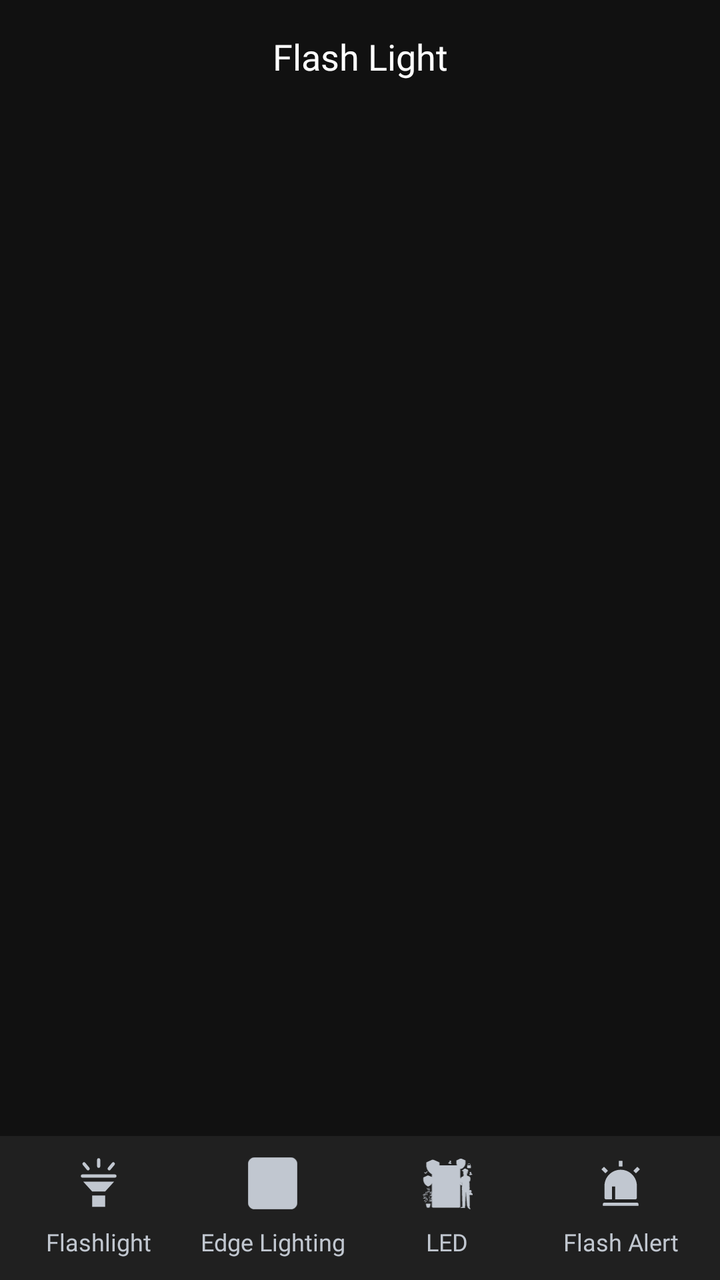
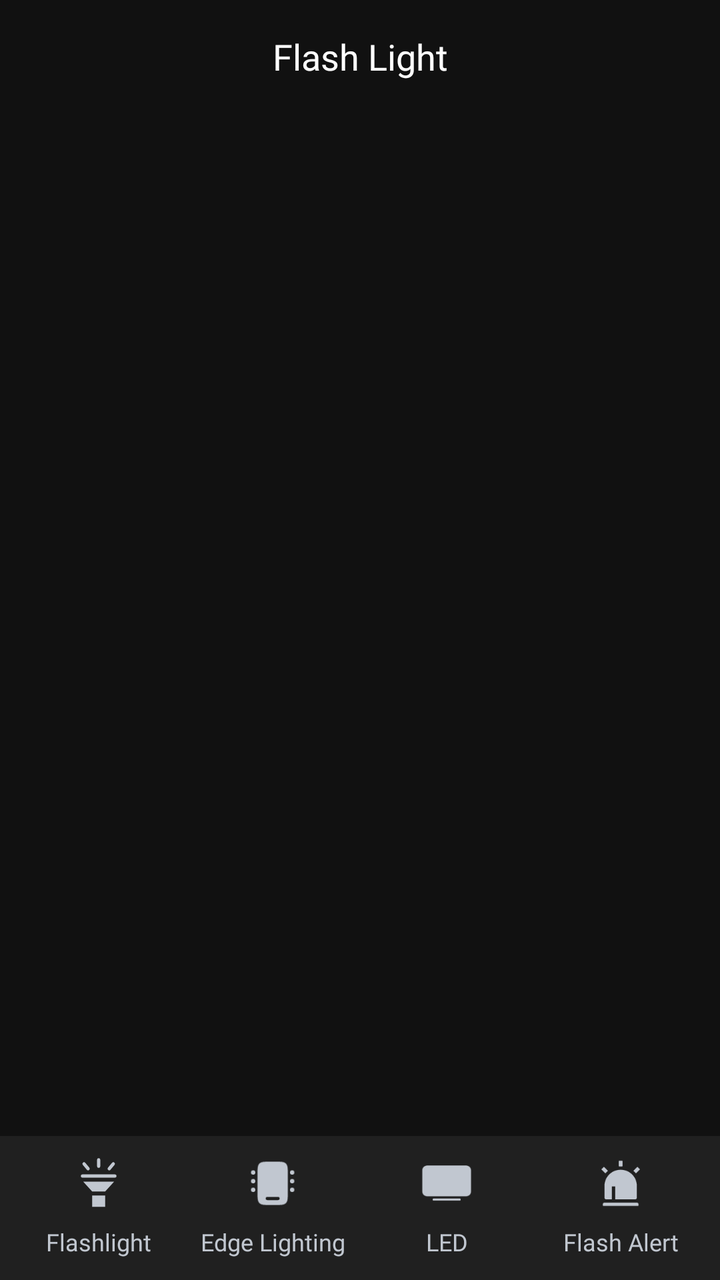

Screens rendered from an Android XML layout before and after an edit, with the pre-edit source and the edit as a unified diff.
<!-- AndroidManifest.xml: application theme Theme.Flashlight -->
<!-- res/layout/activity_main.xml -->
<?xml version="1.0" encoding="utf-8"?>
<LinearLayout xmlns:android="http://schemas.android.com/apk/res/android"
    xmlns:app="http://schemas.android.com/apk/res-auto"
    xmlns:tools="http://schemas.android.com/tools"
    android:id="@+id/main"
    android:layout_width="match_parent"
    android:layout_height="match_parent"
    android:background="#111111"
    android:orientation="vertical"
    tools:context=".component.main.MainActivity">

    <TextView
        android:id="@+id/screen_title"
        android:layout_width="match_parent"
        android:layout_height="wrap_content"
        android:paddingTop="@dimen/size16"
        android:paddingBottom="@dimen/size8"
        android:gravity="center"
        android:fontFamily="@font/plusjakartasans_semibold"
        android:text="@string/app_name"
        android:textColor="#FFFFFF"
        android:textSize="@dimen/text_size_18" />

    <androidx.viewpager2.widget.ViewPager2
        android:id="@+id/main_pager"
        android:layout_width="match_parent"
        android:layout_height="0dp"
        android:layout_weight="1" />

    <LinearLayout
        android:layout_width="match_parent"
        android:layout_height="@dimen/size72"
        android:background="#202020"
        android:paddingStart="@dimen/size6"
        android:paddingTop="@dimen/size8"
        android:paddingEnd="@dimen/size6"
        android:paddingBottom="@dimen/size8">

        <LinearLayout
            android:id="@+id/tab_flash"
            android:layout_width="0dp"
            android:layout_height="match_parent"
            android:layout_marginStart="0dp"
            android:layout_weight="1"
            android:background="?attr/selectableItemBackground"
            android:clickable="true"
            android:focusable="true"
            android:gravity="center"
            android:orientation="vertical">

            <ImageView
                android:layout_width="@dimen/size26"
                android:layout_height="@dimen/size26"
                android:duplicateParentState="true"
                android:importantForAccessibility="no"
                android:src="@drawable/ic_flashlight"
                app:tint="@color/control_tint" />

            <TextView
                android:layout_width="match_parent"
                android:layout_height="wrap_content"
                android:layout_marginTop="@dimen/size8"
                android:duplicateParentState="true"
                android:fontFamily="@font/plusjakartasans_medium"
                android:gravity="center"
                android:text="@string/flashlight_tab"
                android:textColor="@color/control_tint"
                android:textSize="@dimen/text_size_12" />
        </LinearLayout>

        <LinearLayout
            android:id="@+id/tab_edge"
            android:layout_width="0dp"
            android:layout_height="match_parent"
            android:layout_marginStart="0dp"
            android:layout_weight="1"
            android:background="?attr/selectableItemBackground"
            android:clickable="true"
            android:focusable="true"
            android:gravity="center"
            android:orientation="vertical">

            <ImageView
                android:layout_width="@dimen/size26"
                android:layout_height="@dimen/size26"
                android:duplicateParentState="true"
                android:importantForAccessibility="no"
                android:src="@drawable/ic_conect"
                app:tint="@color/control_tint" />

            <TextView
                android:layout_width="match_parent"
                android:layout_height="wrap_content"
                android:layout_marginTop="@dimen/size8"
                android:duplicateParentState="true"
                android:fontFamily="@font/plusjakartasans_medium"
                android:gravity="center"
                android:text="@string/edge_lighting"
                android:textColor="@color/control_tint"
                android:textSize="@dimen/text_size_12" />
        </LinearLayout>

        <LinearLayout
            android:id="@+id/tab_led"
            android:layout_width="0dp"
            android:layout_height="match_parent"
            android:layout_marginStart="0dp"
            android:layout_weight="1"
            android:background="?attr/selectableItemBackground"
            android:clickable="true"
            android:focusable="true"
            android:gravity="center"
            android:orientation="vertical">

            <ImageView
                android:layout_width="@dimen/size26"
                android:layout_height="@dimen/size26"
                android:duplicateParentState="true"
                android:importantForAccessibility="no"
                android:src="@drawable/ic_permission"
                app:tint="@color/control_tint" />

            <TextView
                android:layout_width="match_parent"
                android:layout_height="wrap_content"
                android:layout_marginTop="@dimen/size8"
                android:duplicateParentState="true"
                android:fontFamily="@font/plusjakartasans_medium"
                android:gravity="center"
                android:text="@string/led"
                android:textColor="@color/control_tint"
                android:textSize="@dimen/text_size_12" />
        </LinearLayout>

        <LinearLayout
            android:id="@+id/tab_alert"
            android:layout_width="0dp"
            android:layout_height="match_parent"
            android:layout_marginStart="0dp"
            android:layout_weight="1"
            android:background="?attr/selectableItemBackground"
            android:clickable="true"
            android:focusable="true"
            android:gravity="center"
            android:orientation="vertical">

            <ImageView
                android:layout_width="@dimen/size26"
                android:layout_height="@dimen/size26"
                android:duplicateParentState="true"
                android:importantForAccessibility="no"
                android:src="@drawable/ic_sos"
                app:tint="@color/control_tint" />

            <TextView
                android:layout_width="match_parent"
                android:layout_height="wrap_content"
                android:layout_marginTop="@dimen/size8"
                android:duplicateParentState="true"
                android:fontFamily="@font/plusjakartasans_medium"
                android:gravity="center"
                android:text="@string/flash_alert"
                android:textColor="@color/control_tint"
                android:textSize="@dimen/text_size_12" />
        </LinearLayout>
    </LinearLayout>
</LinearLayout>
<!-- resources referenced by this layout -->
<resources>
  <dimen name="size16">16dp</dimen>
  <dimen name="size26">26dp</dimen>
  <dimen name="size6">6dp</dimen>
  <dimen name="size72">72dp</dimen>
  <dimen name="size8">8dp</dimen>
  <dimen name="text_size_12">12sp</dimen>
  <dimen name="text_size_18">18sp</dimen>
  <!-- drawable ic_conect (drawable) -->
  <vector xmlns:android="http://schemas.android.com/apk/res/android"
      android:width="153dp"
      android:height="162dp"
      android:viewportWidth="153"
      android:viewportHeight="162">
    <path
        android:pathData="M20,0.41H133C143.82,0.41 152.59,9.18 152.59,20V142C152.59,152.82 143.82,161.59 133,161.59H20C9.18,161.59 0.41,152.82 0.41,142V20C0.41,9.18 9.18,0.41 20,0.41Z"
        android:fillColor="#22262C"/>
    <path
        android:pathData="M20,0.41H133C143.82,0.41 152.59,9.18 152.59,20V142C152.59,152.82 143.82,161.59 133,161.59H20C9.18,161.59 0.41,152.82 0.41,142V20C0.41,9.18 9.18,0.41 20,0.41Z"
        android:strokeWidth="0.826196"
        android:fillColor="#00000000"
        android:strokeColor="#36394A"/>
    <path
        android:pathData="M23.49,67.4C37.89,53.74 56.98,46.13 76.83,46.16M98.16,38.16L119.49,59.49M119.49,38.16L98.16,59.49M114.16,85.63C93.54,65 60.11,65 39.49,85.63M98.16,103C92.5,97.34 84.83,94.16 76.83,94.16C68.82,94.16 61.15,97.34 55.49,103M76.83,119.49V116.83"
        android:strokeLineJoin="round"
        android:strokeWidth="8"
        android:fillColor="#00000000"
        android:strokeColor="#FFD54F"
        android:strokeLineCap="round"/>
  </vector>
  <!-- drawable ic_flashlight (drawable) -->
  <vector xmlns:android="http://schemas.android.com/apk/res/android" android:width="24dp" android:height="24dp" android:viewportWidth="64" android:viewportHeight="64">
  <path android:strokeColor="#FFD54F" android:strokeWidth="4" android:strokeLineCap="round" android:pathData="M32,3L32,11M14,8L19,14M50,8L45,14M12,23L52,23"/>
  <path android:fillColor="#FFD54F" android:pathData="M13,30L51,30L40,42L24,42ZM24,47L40,47L40,61L24,61Z"/>
  </vector>
  <!-- drawable ic_permission: vector/xml drawable (drawable, 80271 chars, omitted) -->
  <!-- drawable ic_sos: vector/xml drawable (drawable, 2207 chars, omitted) -->
  <string name="app_name">Flash Light</string>
  <string name="edge_lighting">Edge Lighting</string>
  <string name="flash_alert">Flash Alert</string>
  <string name="flashlight_tab">Flashlight</string>
  <string name="led">LED</string>
  <style name="Theme.Flashlight" parent="Base.Theme.Flashlight" />
  <style name="Base.Theme.Flashlight" parent="Theme.Material3.DayNight.NoActionBar">
          
          
      </style>
</resources>

<!-- the commit's change to res/layout/activity_main.xml (unified diff, before → after) -->
@@ -85,7 +85,7 @@
                 android:layout_height="@dimen/size26"
                 android:duplicateParentState="true"
                 android:importantForAccessibility="no"
-                android:src="@drawable/ic_conect"
+                android:src="@drawable/ic_edge_off"
                 app:tint="@color/control_tint" />
 
             <TextView
@@ -117,7 +117,7 @@
                 android:layout_height="@dimen/size26"
                 android:duplicateParentState="true"
                 android:importantForAccessibility="no"
-                android:src="@drawable/ic_permission"
+                android:src="@drawable/ic_led_off"
                 app:tint="@color/control_tint" />
 
             <TextView
<!-- resource entries referenced after the edit -->
@@ -7,34 +7,59 @@
   <dimen name="size8">8dp</dimen>
   <dimen name="text_size_12">12sp</dimen>
   <dimen name="text_size_18">18sp</dimen>
-  <!-- drawable ic_conect (drawable) -->
+  <!-- drawable ic_edge_off (drawable) -->
   <vector xmlns:android="http://schemas.android.com/apk/res/android"
-      android:width="153dp"
-      android:height="162dp"
-      android:viewportWidth="153"
-      android:viewportHeight="162">
+      android:width="24dp"
+      android:height="24dp"
+      android:viewportWidth="24"
+      android:viewportHeight="24">
     <path
-        android:pathData="M20,0.41H133C143.82,0.41 152.59,9.18 152.59,20V142C152.59,152.82 143.82,161.59 133,161.59H20C9.18,161.59 0.41,152.82 0.41,142V20C0.41,9.18 9.18,0.41 20,0.41Z"
-        android:fillColor="#22262C"/>
+        android:pathData="M5.879,2.879C5,3.757 5,5.172 5,8V16C5,18.828 5,20.243 5.879,21.121C6.758,22 8.172,22 11,22H13C15.829,22 17.243,22 18.122,21.121C19,20.243 19,18.828 19,16V8C19,5.172 19,3.757 18.122,2.879C17.243,2 15.829,2 13,2H11C8.172,2 6.758,2 5.879,2.879ZM9.5,18.25C9.086,18.25 8.75,18.586 8.75,19C8.75,19.414 9.086,19.75 9.5,19.75H14.5C14.915,19.75 15.25,19.414 15.25,19C15.25,18.586 14.915,18.25 14.5,18.25H9.5Z"
+        android:fillColor="#C1C7D0"
+        android:fillType="evenOdd"/>
     <path
-        android:pathData="M20,0.41H133C143.82,0.41 152.59,9.18 152.59,20V142C152.59,152.82 143.82,161.59 133,161.59H20C9.18,161.59 0.41,152.82 0.41,142V20C0.41,9.18 9.18,0.41 20,0.41Z"
-        android:strokeWidth="0.826196"
-        android:fillColor="#00000000"
-        android:strokeColor="#36394A"/>
+        android:pathData="M21,7m-1,0a1,1 0,1 1,2 0a1,1 0,1 1,-2 0"
+        android:fillColor="#C1C7D0"/>
     <path
-        android:pathData="M23.49,67.4C37.89,53.74 56.98,46.13 76.83,46.16M98.16,38.16L119.49,59.49M119.49,38.16L98.16,59.49M114.16,85.63C93.54,65 60.11,65 39.49,85.63M98.16,103C92.5,97.34 84.83,94.16 76.83,94.16C68.82,94.16 61.15,97.34 55.49,103M76.83,119.49V116.83"
-        android:strokeLineJoin="round"
-        android:strokeWidth="8"
-        android:fillColor="#00000000"
-        android:strokeColor="#FFD54F"
-        android:strokeLineCap="round"/>
+        android:pathData="M3,7m-1,0a1,1 0,1 1,2 0a1,1 0,1 1,-2 0"
+        android:fillColor="#C1C7D0"/>
+    <path
+        android:pathData="M21,11m-1,0a1,1 0,1 1,2 0a1,1 0,1 1,-2 0"
+        android:fillColor="#C1C7D0"/>
+    <path
+        android:pathData="M3,11m-1,0a1,1 0,1 1,2 0a1,1 0,1 1,-2 0"
+        android:fillColor="#C1C7D0"/>
+    <path
+        android:pathData="M21,15m-1,0a1,1 0,1 1,2 0a1,1 0,1 1,-2 0"
+        android:fillColor="#C1C7D0"/>
+    <path
+        android:pathData="M3,15m-1,0a1,1 0,1 1,2 0a1,1 0,1 1,-2 0"
+        android:fillColor="#C1C7D0"/>
   </vector>
   <!-- drawable ic_flashlight (drawable) -->
   <vector xmlns:android="http://schemas.android.com/apk/res/android" android:width="24dp" android:height="24dp" android:viewportWidth="64" android:viewportHeight="64">
   <path android:strokeColor="#FFD54F" android:strokeWidth="4" android:strokeLineCap="round" android:pathData="M32,3L32,11M14,8L19,14M50,8L45,14M12,23L52,23"/>
   <path android:fillColor="#FFD54F" android:pathData="M13,30L51,30L40,42L24,42ZM24,47L40,47L40,61L24,61Z"/>
   </vector>
-  <!-- drawable ic_permission: vector/xml drawable (drawable, 80271 chars, omitted) -->
+  <!-- drawable ic_led_off (drawable) -->
+  <vector xmlns:android="http://schemas.android.com/apk/res/android"
+      android:width="24dp"
+      android:height="24dp"
+      android:viewportWidth="24"
+      android:viewportHeight="24">
+    <path
+        android:pathData="M20.993,18H3.007C2.408,17.999 1.835,17.761 1.412,17.338C0.989,16.915 0.751,16.342 0.75,15.743V6.007C0.751,5.408 0.989,4.835 1.412,4.412C1.835,3.989 2.408,3.751 3.007,3.75H20.993C21.592,3.751 22.165,3.989 22.588,4.412C23.011,4.835 23.249,5.408 23.25,6.007V15.743C23.249,16.342 23.011,16.915 22.588,17.338C22.165,17.761 21.592,17.999 20.993,18Z"
+        android:fillColor="#C1C7D0"/>
+    <path
+        android:pathData="M6,19.5H18Z"
+        android:fillColor="#C1C7D0"/>
+    <path
+        android:strokeWidth="1"
+        android:pathData="M6,19.5H18"
+        android:fillColor="#00000000"
+        android:strokeColor="#C1C7D0"
+        android:strokeLineCap="round"/>
+  </vector>
   <!-- drawable ic_sos: vector/xml drawable (drawable, 2207 chars, omitted) -->
   <string name="app_name">Flash Light</string>
   <string name="edge_lighting">Edge Lighting</string>
